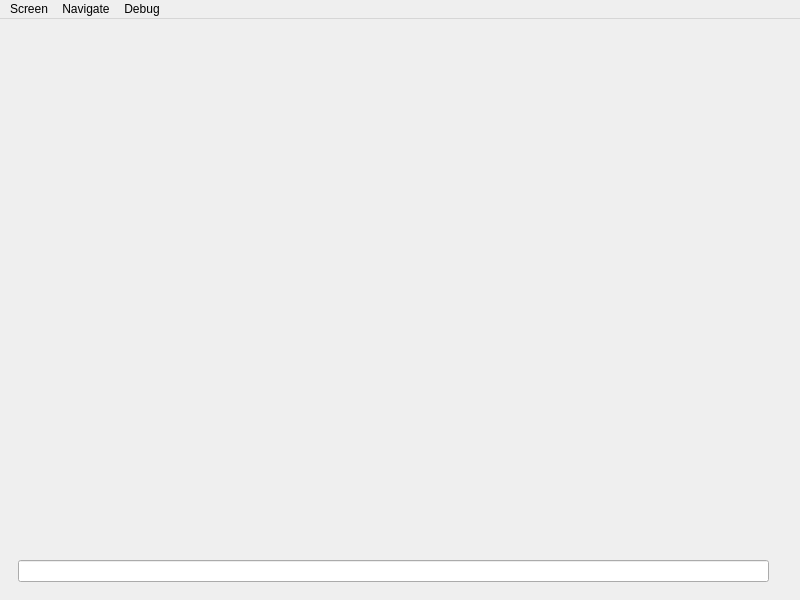
Above: speedtype.ui from deadlytoah/mvp before the change. Below: the same form after it.
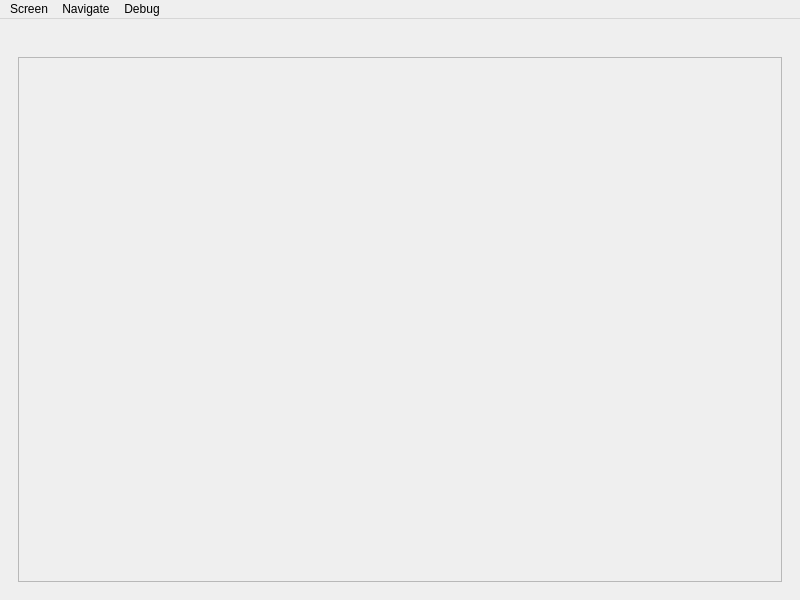
That is the form after the change.

Commit message: Set up displaying text and caret.

The edit to the form file:
```diff
--- a/speedtype.ui
+++ b/speedtype.ui
@@ -32,21 +32,31 @@
         </widget>
        </item>
        <item>
-        <widget class="QWidget" name="show_verses" native="true"/>
-       </item>
-       <item>
-        <widget class="QLineEdit" name="speedtype_input"/>
+        <widget class="QScrollArea" name="scrollArea">
+         <property name="verticalScrollBarPolicy">
+          <enum>Qt::ScrollBarAsNeeded</enum>
+         </property>
+         <property name="horizontalScrollBarPolicy">
+          <enum>Qt::ScrollBarAlwaysOff</enum>
+         </property>
+         <property name="widgetResizable">
+          <bool>true</bool>
+         </property>
+         <widget class="QWidget" name="show_verses">
+          <property name="geometry">
+           <rect>
+            <x>0</x>
+            <y>0</y>
+            <width>750</width>
+            <height>502</height>
+           </rect>
+          </property>
+         </widget>
+        </widget>
        </item>
       </layout>
      </widget>
     </item>
-    <item>
-     <widget class="QLabel" name="statistics">
-      <property name="text">
-       <string/>
-      </property>
-     </widget>
-    </item>
    </layout>
   </widget>
   <widget class="QMenuBar" name="menubar">
```
The commit also changes 2 other files.
